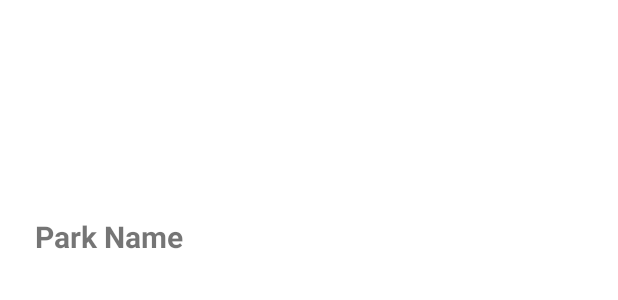
After one commit to PulavarthiShravya/MAD_Team05_P03_ASG, an Android app: the layout parkrecyclerview.xml on its own in the app's theme, with its tools: preview values and no code run, on a phone screen of 412 x 824 dp. The commit adds this screen. Shown: the top 300 px of the screen. Run offline under Robolectric (Android 15) with nearby library versions, the phone set to English and light mode, and no system bars.

Commit message:
Added Park Class, ParkAdapter, ParkViewHolder and xml for RecyclerView

```diff
--- a/app/src/main/AndroidManifest.xml
+++ b/app/src/main/AndroidManifest.xml
@@ -9,6 +9,7 @@
         android:roundIcon="@mipmap/ic_launcher_round"
         android:supportsRtl="true"
         android:theme="@style/Theme.IntoTheUnknown">
+        <activity android:name=".ParkListActivity"></activity>
         <activity android:name=".informationPage2" />
         <activity android:name=".informationPage" />
         <activity android:name=".searchPage" />
--- a/app/src/main/res/layout/activity_search_page.xml
+++ b/app/src/main/res/layout/activity_search_page.xml
@@ -154,10 +154,10 @@
         android:textSize="34sp"
         app:layout_constraintBottom_toBottomOf="@+id/textView5"
         app:layout_constraintEnd_toEndOf="parent"
-        app:layout_constraintHorizontal_bias="0.835"
+        app:layout_constraintHorizontal_bias="0.841"
         app:layout_constraintStart_toStartOf="parent"
         app:layout_constraintTop_toTopOf="parent"
-        app:layout_constraintVertical_bias="0.828" />
+        app:layout_constraintVertical_bias="0.796" />
 
     <com.google.android.material.bottomappbar.BottomAppBar
         android:id="@+id/bottomAppBar"
--- /dev/null
+++ b/app/src/main/res/layout/parkrecyclerview.xml
@@ -0,0 +1,26 @@
+<?xml version="1.0" encoding="utf-8"?>
+<androidx.constraintlayout.widget.ConstraintLayout xmlns:android="http://schemas.android.com/apk/res/android"
+    xmlns:app="http://schemas.android.com/apk/res-auto"
+    xmlns:tools="http://schemas.android.com/tools"
+    android:id="@+id/linearLayout2"
+    android:layout_width="match_parent"
+    android:layout_height="match_parent">
+
+    <ImageView
+        android:id="@+id/imageView15"
+        android:layout_width="144dp"
+        android:layout_height="144dp"
+        app:layout_constraintStart_toStartOf="parent"
+        app:layout_constraintTop_toTopOf="parent" />
+
+    <TextView
+        android:id="@+id/parkName"
+        android:layout_width="144dp"
+        android:layout_height="48dp"
+        android:text="Park Name"
+        android:textAlignment="center"
+        android:textSize="20sp"
+        android:textStyle="bold"
+        app:layout_constraintStart_toStartOf="parent"
+        app:layout_constraintTop_toBottomOf="@+id/imageView15" />
+</androidx.constraintlayout.widget.ConstraintLayout>
```
Also changed, not shown: app/src/main/java/sg/edu/np/mad/IntoTheUnknown/Park.java (added, +51 -0 lines), app/src/main/java/sg/edu/np/mad/IntoTheUnknown/ParkAdapter.java (added, +36 -0 lines), app/src/main/java/sg/edu/np/mad/IntoTheUnknown/ParkListActivity.java (added, +37 -0 lines), app/src/main/java/sg/edu/np/mad/IntoTheUnknown/ParkViewHolder.java (added, +20 -0 lines), app/src/main/res/layout/activity_park_list.xml (added, +15 -0 lines).
